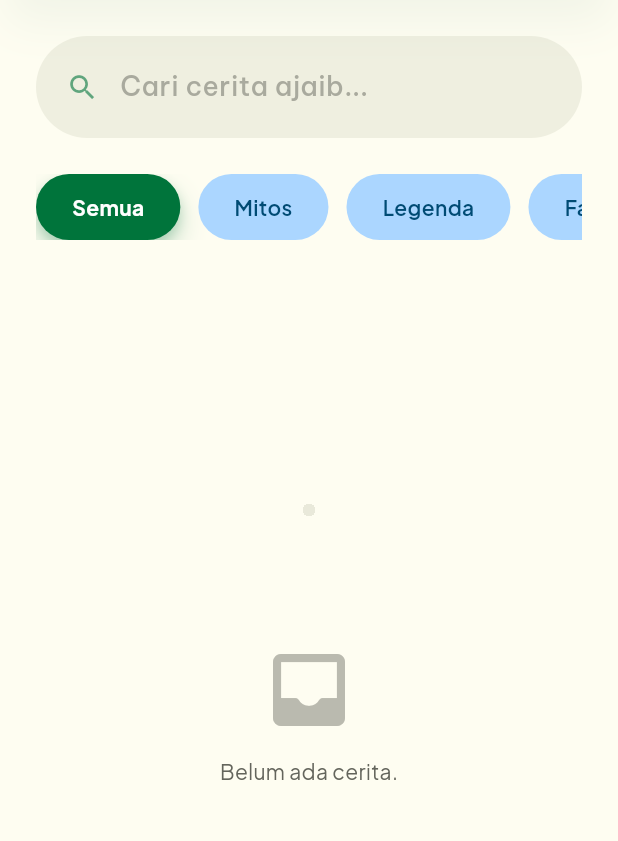
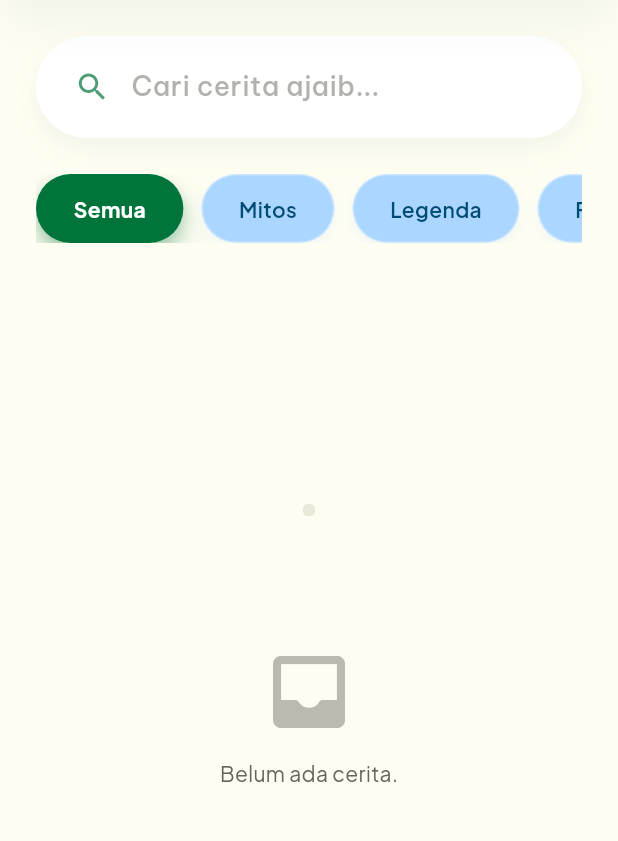
Before and after one commit to kawreenazzhra/kisantara, a Flutter app: the JelajahScreen screen opened directly, on a phone screen of 412 x 824 dp, the part 108-949 px from its top. Run offline on Flutter 3.47's test engine with Material 3 defaults, Android fonts, the phone set to English and light mode, and no system bars; our stand-ins replace cloud_firestore, file_picker, firebase_auth, firebase_core, firebase_storage, google_fonts; accounts and stored records are empty.

Commit message:
update jelajah

```diff
--- a/lib/screens/jelajah_screen.dart
+++ b/lib/screens/jelajah_screen.dart
@@ -1,5 +1,6 @@
 import 'package:flutter/material.dart';
 import 'package:google_fonts/google_fonts.dart';
+import 'package:flutter_staggered_grid_view/flutter_staggered_grid_view.dart';
 import 'membaca_cerita_screen.dart';
 import '../services/database_service.dart';
 import '../models/story_model.dart';
@@ -96,28 +97,18 @@ class _JelajahScreenState extends State<JelajahScreen> {
                       ),
                     )
                   else
-                    // Stories grid
+                    // Stories grid (Masonry Layout)
                     SliverPadding(
                       padding: const EdgeInsets.symmetric(horizontal: 24),
-                      sliver: SliverGrid(
-                        gridDelegate:
-                            const SliverGridDelegateWithFixedCrossAxisCount(
+                      sliver: SliverMasonryGrid.count(
                         crossAxisCount: 2,
                         mainAxisSpacing: 24,
                         crossAxisSpacing: 24,
-                          childAspectRatio: 159 / 290,
-                        ),
-                        delegate: SliverChildBuilderDelegate(
-                          (ctx, i) {
+                        itemBuilder: (ctx, i) {
                           final story = filtered[i];
-                            final isRightColumn = i % 2 == 1;
-                            return Padding(
-                              padding: EdgeInsets.only(top: isRightColumn ? 32 : 0),
-                              child: _StoryCard(story: story),
-                            );
+                          return _StoryCard(story: story, index: i);
                         },
                         childCount: filtered.length,
-                        ),
                       ),
                     ),
                   const SliverToBoxAdapter(child: SizedBox(height: 40)),
@@ -145,19 +136,57 @@ class _JelajahScreenState extends State<JelajahScreen> {
 // ─────────────────────────────────────────────
 // Search Bar
 // ─────────────────────────────────────────────
-class _SearchBar extends StatelessWidget {
+class _SearchBar extends StatefulWidget {
+  @override
+  State<_SearchBar> createState() => _SearchBarState();
+}
+
+class _SearchBarState extends State<_SearchBar> {
+  bool _isPressed = false;
+
   @override
   Widget build(BuildContext context) {
-    return Container(
+    return GestureDetector(
+      onTapDown: (_) => setState(() => _isPressed = true),
+      onTapUp: (_) => setState(() => _isPressed = false),
+      onTapCancel: () => setState(() => _isPressed = false),
+      child: AnimatedScale(
+        scale: _isPressed ? 0.98 : 1.0,
+        duration: const Duration(milliseconds: 150),
+        curve: Curves.easeOutCubic,
+        child: AnimatedContainer(
+          duration: const Duration(milliseconds: 200),
           height: 68,
           decoration: BoxDecoration(
-        color: const Color(0xFFEFEFE0),
+            color: Colors.white,
             borderRadius: BorderRadius.circular(48),
+            border: Border.all(
+              color: Colors.white.withOpacity(0.6),
+              width: 1.5,
+            ),
+            boxShadow: [
+              BoxShadow(
+                color: const Color(0xFF00743B).withOpacity(_isPressed ? 0.08 : 0.04),
+                blurRadius: _isPressed ? 24 : 16,
+                spreadRadius: _isPressed ? 2 : 0,
+                offset: const Offset(0, 8),
+              ),
+              BoxShadow(
+                color: Colors.black.withOpacity(0.02),
+                blurRadius: 8,
+                spreadRadius: -2,
+                offset: const Offset(0, 4),
+              ),
+            ],
           ),
           child: Row(
             children: [
-          const SizedBox(width: 20),
-          Icon(Icons.search, color: const Color(0xFF00743B).withOpacity(0.6), size: 22),
+              const SizedBox(width: 24),
+              Icon(
+                Icons.search,
+                color: const Color(0xFF00743B).withOpacity(0.7),
+                size: 24,
+              ),
               const SizedBox(width: 14),
               Expanded(
                 child: Text(
@@ -171,6 +200,8 @@ class _SearchBar extends StatelessWidget {
               ),
             ],
           ),
+        ),
+      ),
     );
   }
 }
@@ -178,7 +209,7 @@ class _SearchBar extends StatelessWidget {
 // ─────────────────────────────────────────────
 // Category Chips
 // ─────────────────────────────────────────────
-class _CategoryChips extends StatelessWidget {
+class _CategoryChips extends StatefulWidget {
   final List<String> categories;
   final int selected;
   final ValueChanged<int> onSelected;
@@ -190,29 +221,128 @@ class _CategoryChips extends StatelessWidget {
   });
 
   @override
+  State<_CategoryChips> createState() => _CategoryChipsState();
+}
+
+class _CategoryChipsState extends State<_CategoryChips> {
+  final ScrollController _scrollController = ScrollController();
+  double _scrollVelocity = 0.0;
+  double _lastOffset = 0.0;
+  int _lastTimestamp = DateTime.now().microsecondsSinceEpoch;
+
+  @override
+  void initState() {
+    super.initState();
+    _scrollController.addListener(_scrollListener);
+  }
+
+  void _scrollListener() {
+    if (!mounted) return;
+    final now = DateTime.now().microsecondsSinceEpoch;
+    final double currentOffset = _scrollController.offset;
+    final int dt = now - _lastTimestamp; // in microseconds
+    if (dt > 0) {
+      final double delta = currentOffset - _lastOffset;
+      // velocity is px per microsecond * 1000
+      final double velocity = (delta / dt) * 1000.0;
+      setState(() {
+        _scrollVelocity = velocity.clamp(-15.0, 15.0);
+      });
+    }
+    _lastOffset = currentOffset;
+    _lastTimestamp = now;
+
+    // Decay velocity back to 0
+    Future.delayed(const Duration(milliseconds: 50), () {
+      if (!mounted) return;
+      if (_scrollController.offset == _lastOffset) {
+        setState(() {
+          _scrollVelocity = _scrollVelocity * 0.7;
+          if (_scrollVelocity.abs() < 0.1) _scrollVelocity = 0.0;
+        });
+      }
+    });
+  }
+
+  @override
+  void dispose() {
+    _scrollController.removeListener(_scrollListener);
+    _scrollController.dispose();
+    super.dispose();
+  }
+
+  @override
   Widget build(BuildContext context) {
     return SingleChildScrollView(
+      controller: _scrollController,
       scrollDirection: Axis.horizontal,
+      physics: const BouncingScrollPhysics(),
       child: Row(
-        children: List.generate(categories.length, (i) {
-          final isActive = i == selected;
+        children: List.generate(widget.categories.length, (i) {
+          final isActive = i == widget.selected;
           return Padding(
-            padding: EdgeInsets.only(right: i < categories.length - 1 ? 12 : 0),
-            child: GestureDetector(
-              onTap: () => onSelected(i),
+            padding: EdgeInsets.only(right: i < widget.categories.length - 1 ? 12 : 0),
+            child: Transform(
+              transform: Matrix4.skewX(_scrollVelocity * 0.015),
+              alignment: Alignment.center,
+              child: _InteractiveCategoryChip(
+                label: widget.categories[i],
+                isActive: isActive,
+                onTap: () => widget.onSelected(i),
+              ),
+            ),
+          );
+        }),
+      ),
+    );
+  }
+}
+
+class _InteractiveCategoryChip extends StatefulWidget {
+  final String label;
+  final bool isActive;
+  final VoidCallback onTap;
+
+  const _InteractiveCategoryChip({
+    required this.label,
+    required this.isActive,
+    required this.onTap,
+  });
+
+  @override
+  State<_InteractiveCategoryChip> createState() => _InteractiveCategoryChipState();
+}
+
+class _InteractiveCategoryChipState extends State<_InteractiveCategoryChip> {
+  bool _isPressed = false;
+
+  @override
+  Widget build(BuildContext context) {
+    return GestureDetector(
+      onTapDown: (_) => setState(() => _isPressed = true),
+      onTapUp: (_) => setState(() => _isPressed = false),
+      onTapCancel: () => setState(() => _isPressed = false),
+      onTap: widget.onTap,
+      child: AnimatedScale(
+        scale: _isPressed ? 0.94 : 1.0,
+        duration: const Duration(milliseconds: 100),
+        curve: Curves.easeOutCubic,
         child: AnimatedContainer(
           duration: const Duration(milliseconds: 200),
-                padding:
-                    const EdgeInsets.symmetric(horizontal: 24, vertical: 12),
+          padding: const EdgeInsets.symmetric(horizontal: 24, vertical: 12),
           decoration: BoxDecoration(
-                  color: isActive
+            color: widget.isActive
                 ? const Color(0xFF00743B)
                 : const Color(0xFFABD6FF),
             borderRadius: BorderRadius.circular(9999),
-                  boxShadow: isActive
+            border: Border.all(
+              color: widget.isActive ? Colors.transparent : Colors.white.withOpacity(0.4),
+              width: 1,
+            ),
+            boxShadow: widget.isActive
                 ? [
                     BoxShadow(
-                            color: const Color(0xFF00743B).withOpacity(0.2),
+                      color: const Color(0xFF00743B).withOpacity(0.25),
                       blurRadius: 15,
                       offset: const Offset(0, 10),
                     ),
@@ -222,23 +352,25 @@ class _CategoryChips extends StatelessWidget {
                       offset: const Offset(0, 4),
                     ),
                   ]
-                      : [],
+                : [
+                    BoxShadow(
+                      color: const Color(0xFFABD6FF).withOpacity(0.15),
+                      blurRadius: 8,
+                      offset: const Offset(0, 4),
+                    ),
+                  ],
           ),
           child: Text(
-                  categories[i],
+            widget.label,
             style: GoogleFonts.plusJakartaSans(
               fontSize: 14,
-                    fontWeight:
-                        isActive ? FontWeight.w700 : FontWeight.w600,
-                    color: isActive
+              fontWeight: widget.isActive ? FontWeight.w700 : FontWeight.w600,
+              color: widget.isActive
                   ? Colors.white
                   : const Color(0xFF004B74),
             ),
           ),
         ),
-            ),
-          );
-        }),
       ),
     );
   }
@@ -247,21 +379,40 @@ class _CategoryChips extends StatelessWidget {
 // ─────────────────────────────────────────────
 // Story Card
 // ─────────────────────────────────────────────
-class _StoryCard extends StatelessWidget {
+class _StoryCard extends StatefulWidget {
   final StoryModel story;
-  const _StoryCard({required this.story});
+  final int index;
+  const _StoryCard({required this.story, required this.index});
+
+  @override
+  State<_StoryCard> createState() => _StoryCardState();
+}
+
+class _StoryCardState extends State<_StoryCard> {
+  bool _isPressed = false;
 
   @override
   Widget build(BuildContext context) {
+    final double imageHeight = widget.index % 3 == 0
+        ? 190.0
+        : (widget.index % 3 == 1 ? 240.0 : 215.0);
+
     return GestureDetector(
+      onTapDown: (_) => setState(() => _isPressed = true),
+      onTapUp: (_) => setState(() => _isPressed = false),
+      onTapCancel: () => setState(() => _isPressed = false),
       onTap: () {
         Navigator.push(
           context,
           MaterialPageRoute(
-            builder: (context) => MembacaCeritaScreen(story: story),
+            builder: (context) => MembacaCeritaScreen(story: widget.story),
           ),
         );
       },
+      child: AnimatedScale(
+        scale: _isPressed ? 0.96 : 1.0,
+        duration: const Duration(milliseconds: 150),
+        curve: Curves.easeOutCubic,
         child: Column(
           crossAxisAlignment: CrossAxisAlignment.start,
           children: [
@@ -269,62 +420,71 @@ class _StoryCard extends StatelessWidget {
             Stack(
               children: [
                 Container(
-              height: 212,
+                  height: imageHeight,
                   decoration: BoxDecoration(
-                borderRadius: BorderRadius.circular(48),
+                    borderRadius: BorderRadius.circular(40),
                     boxShadow: [
                       BoxShadow(
-                    color: const Color(0xFF064E3B).withOpacity(0.1),
-                    blurRadius: 50,
-                    spreadRadius: -12,
-                    offset: const Offset(0, 25),
+                        color: const Color(0xFF064E3B).withOpacity(0.08),
+                        blurRadius: 40,
+                        spreadRadius: -8,
+                        offset: const Offset(0, 20),
                       ),
                     ],
                   ),
                   child: ClipRRect(
-                borderRadius: BorderRadius.circular(48),
-                child: story.imagePath.startsWith('http')
+                    borderRadius: BorderRadius.circular(40),
+                    child: widget.story.imagePath.startsWith('http')
                         ? Image.network(
-                        story.imagePath,
+                            widget.story.imagePath,
                             width: double.infinity,
-                        height: 212,
+                            height: imageHeight,
                             fit: BoxFit.cover,
                             errorBuilder: (context, error, stackTrace) =>
-                            const Icon(Icons.image_not_supported_rounded),
+                                const Center(
+                                  child: Icon(Icons.image_not_supported_rounded),
+                                ),
                           )
                         : Image.asset(
-                        story.imagePath,
+                            widget.story.imagePath,
                             width: double.infinity,
-                        height: 212,
+                            height: imageHeight,
                             fit: BoxFit.cover,
                           ),
                   ),
                 ),
                 // Category badge
                 Positioned(
-              top: 12,
-              right: 12,
+                  top: 14,
+                  right: 14,
                   child: Container(
                     padding:
-                    const EdgeInsets.symmetric(horizontal: 12, vertical: 4),
+                        const EdgeInsets.symmetric(horizontal: 12, vertical: 6),
                     decoration: BoxDecoration(
-                  color: story.categoryColor,
+                      color: widget.story.categoryColor,
                       borderRadius: BorderRadius.circular(9999),
+                      boxShadow: [
+                        BoxShadow(
+                          color: Colors.black.withOpacity(0.05),
+                          blurRadius: 8,
+                          offset: const Offset(0, 2),
+                        )
+                      ],
                     ),
                     child: Text(
-                  story.category,
+                      widget.story.category,
                       style: GoogleFonts.beVietnamPro(
                         fontSize: 10,
-                    fontWeight: FontWeight.w700,
+                        fontWeight: FontWeight.w800,
                         letterSpacing: 0.5,
-                    color: story.categoryTextColor,
+                        color: widget.story.categoryTextColor,
                       ),
                     ),
                   ),
                 ),
               ],
             ),
-        const SizedBox(height: 11),
+            const SizedBox(height: 12),
             // Title + subtitle
             Padding(
               padding: const EdgeInsets.symmetric(horizontal: 8),
@@ -332,9 +492,9 @@ class _StoryCard extends StatelessWidget {
                 crossAxisAlignment: CrossAxisAlignment.start,
                 children: [
                   Text(
-                story.title,
+                    widget.story.title,
                     style: GoogleFonts.plusJakartaSans(
-                  fontSize: 18,
+                      fontSize: 16,
                       fontWeight: FontWeight.w800,
                       color: const Color(0xFF373830),
                       height: 1.25,
@@ -342,14 +502,14 @@ class _StoryCard extends StatelessWidget {
                     maxLines: 2,
                     overflow: TextOverflow.ellipsis,
                   ),
-              const SizedBox(height: 4),
+                  const SizedBox(height: 6),
                   Text(
-                story.subtitle,
+                    widget.story.subtitle,
                     style: GoogleFonts.beVietnamPro(
-                  fontSize: 14,
+                      fontSize: 13,
                       fontWeight: FontWeight.w400,
                       color: const Color(0xFF64655C),
-                  height: 1.43,
+                      height: 1.4,
                     ),
                     maxLines: 2,
                     overflow: TextOverflow.ellipsis,
@@ -358,6 +518,7 @@ class _StoryCard extends StatelessWidget {
               ),
             ),
           ],
+        ),
       ),
     );
   }
--- a/pubspec.yaml
+++ b/pubspec.yaml
@@ -38,6 +38,7 @@ dependencies:
   cloud_firestore: ^6.1.3
   firebase_storage: ^13.1.0
   file_picker: ^8.1.2
+  flutter_staggered_grid_view: ^0.7.0
 
 dev_dependencies:
   flutter_test:
```
Also changed, not shown: pubspec.lock. Lines whose indentation alone changed are shown as unchanged.
